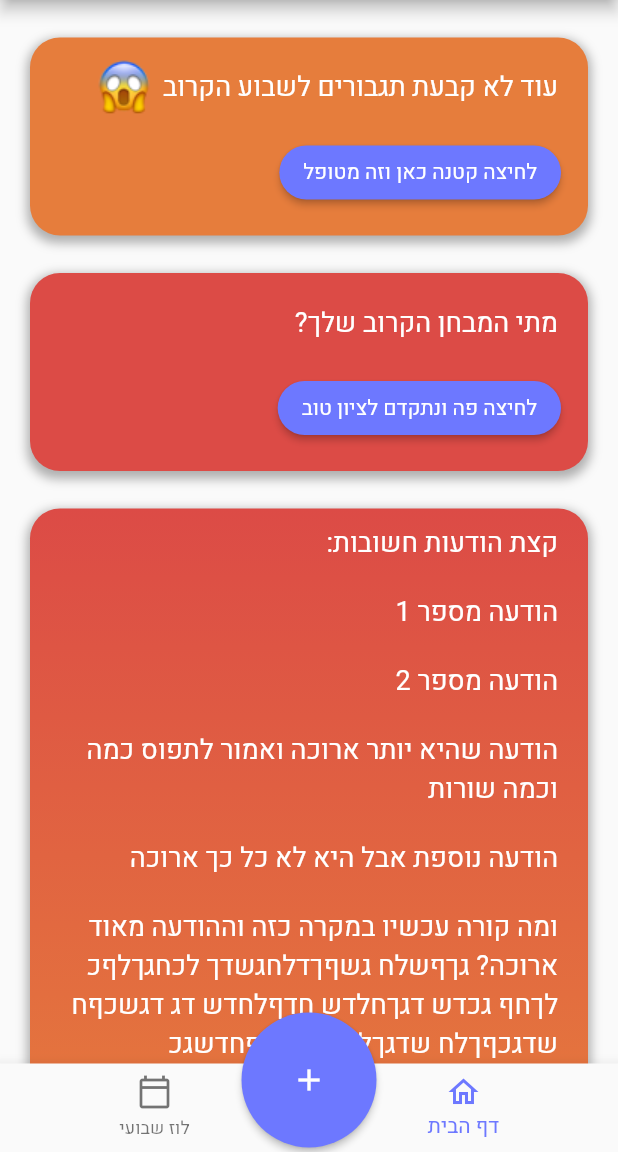
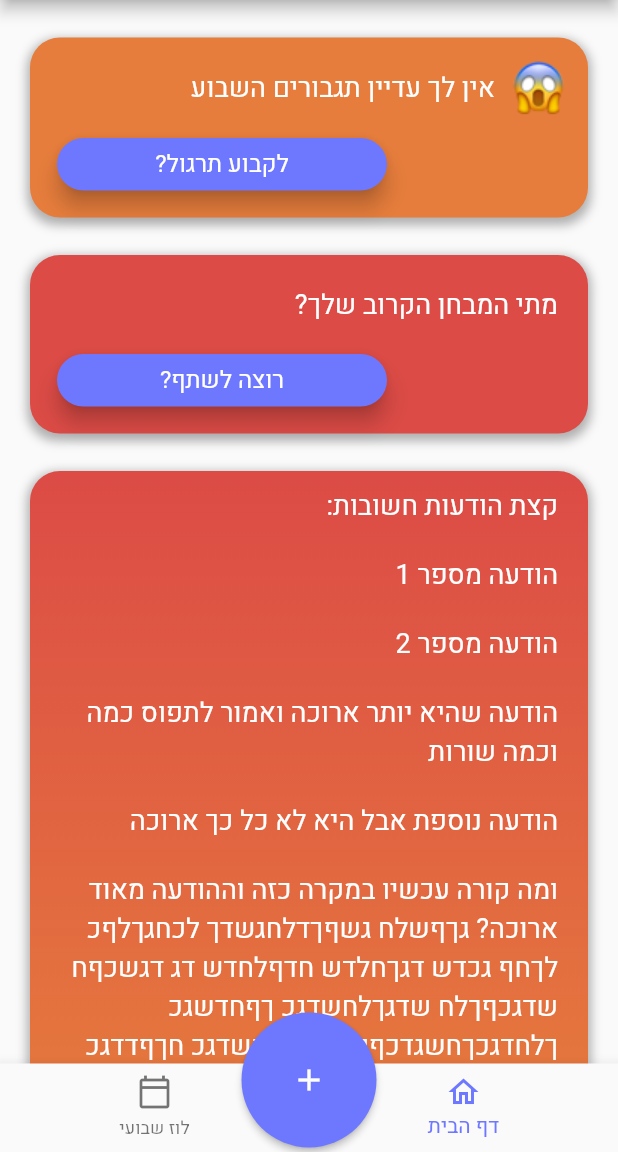
Before and after one commit to inamit/amiad-porat, a Flutter app: the Home screen opened directly, on a phone screen of 412 x 824 dp, the part 84-1236 px from its top. Run offline on Flutter 3.47's test engine with Material 2 defaults, Android fonts, the phone set to English and light mode, and no system bars; our stand-ins replace form_field_validator.

Commit message:
feat(home.dart): Change homepage card #5

```diff
--- a/lib/screens/home/components/homepage_card.dart
+++ b/lib/screens/home/components/homepage_card.dart
@@ -22,7 +22,13 @@ class HomepageCard extends StatelessWidget {
         width: MediaQuery.of(context).size.width,
         child: Column(
           crossAxisAlignment: CrossAxisAlignment.start,
-          children: [content, button ?? Container()],
+          children: [
+            content,
+            Align(
+              alignment: Alignment.bottomLeft,
+              child: button ?? Container(),
+            ),
+          ],
         ),
         decoration: BoxDecoration(
           gradient: gradient,
--- a/lib/screens/home/home.dart
+++ b/lib/screens/home/home.dart
@@ -29,11 +29,11 @@ class _HomeState extends State<Home> {
               HomepageCard(
                   content:
                       lessons.isEmpty ? noLessonMessage() : noLessonMessage(),
-                  button: buildButton("לחיצה קטנה כאן וזה מטופל", () {}),
+                  button: buildButton("לקבוע תרגול?", () {}),
                   color: orange),
               HomepageCard(
                   content: tests.isEmpty ? noTestMessage() : noTestMessage(),
-                  button: buildButton("לחיצה פה ונתקדם לציון טוב", () {}),
+                  button: buildButton("רוצה לשתף?", () {}),
                   color: red),
               HomepageCard(
                   content: messages.isEmpty
@@ -103,14 +103,22 @@ class _HomeState extends State<Home> {
 
   Padding buildButton(String title, void Function() onPressed) {
     return Padding(
-      padding: const EdgeInsets.only(right: 18.0, bottom: 18.0),
+      padding: const EdgeInsets.only(left: 18.0, bottom: 18.0),
+      child: Container(
+        height: 35,
+        width: 220,
         child: ElevatedButton(
           onPressed: onPressed,
-        child: Text(title),
+          child: Text(
+            title,
+            style: TextStyle(fontSize: 16),
+          ),
           style: ButtonStyle(
+            elevation: MaterialStateProperty.all(6.0),
             backgroundColor: MaterialStateProperty.all(neonBlue),
             shape: MaterialStateProperty.all(
               RoundedRectangleBorder(borderRadius: BorderRadius.circular(20)),
+            ),
           ),
         ),
       ),
@@ -123,13 +131,16 @@ class _HomeState extends State<Home> {
       child: Row(
         children: [
           Padding(
+            padding: const EdgeInsets.all(3.0),
+            child: Image.asset("assets/emoji.png"),
+          ),
+          Padding(
             padding: const EdgeInsets.all(8.0),
             child: Text(
-              "עוד לא קבעת תגבורים לשבוע הקרוב",
+              "אין לך עדיין תגבורים השבוע",
               style: TextStyle(fontSize: 18, color: Colors.white),
             ),
           ),
-          Image.asset("assets/emoji.png"),
         ],
       ),
     );
```
Lines whose indentation alone changed are shown as unchanged.
